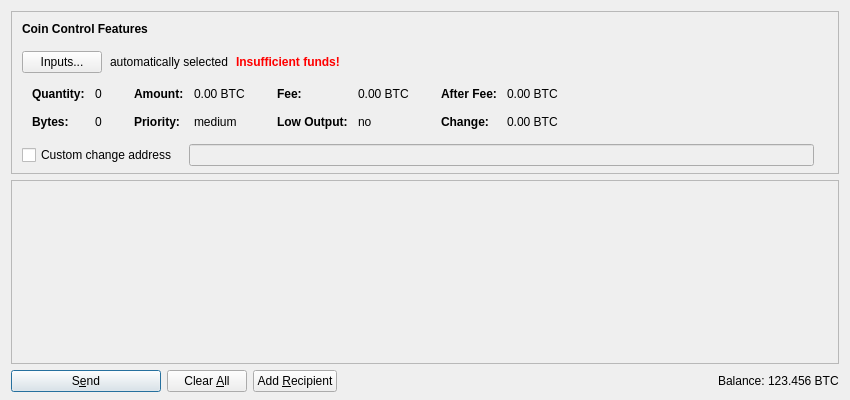
The window that src/qt/forms/sendcoinsdialog.ui (unatv2/UnatV2-test) describes before a commit, drawn with Qt 5.
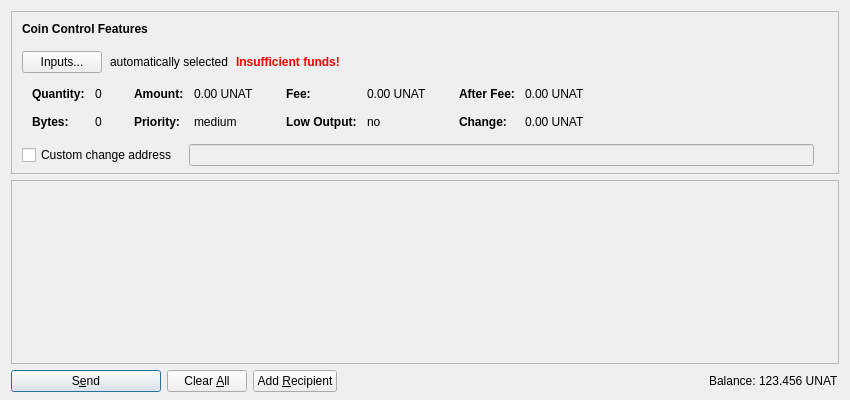
The same window after the commit. Icons and pictures are not drawn. Custom widgets are drawn as their Qt base class.

The edit to the form file:
```diff
--- a/src/qt/forms/sendcoinsdialog.ui
+++ b/src/qt/forms/sendcoinsdialog.ui
@@ -321,7 +321,7 @@
                   <enum>Qt::ActionsContextMenu</enum>
                  </property>
                  <property name="text">
-                  <string notr="true">0.00 BTC</string>
+                  <string notr="true">0.00 UNAT</string>
                  </property>
                  <property name="textInteractionFlags">
                   <set>Qt::LinksAccessibleByMouse|Qt::TextSelectableByKeyboard|Qt::TextSelectableByMouse</set>
@@ -401,7 +401,7 @@
                   <enum>Qt::ActionsContextMenu</enum>
                  </property>
                  <property name="text">
-                  <string notr="true">0.00 BTC</string>
+                  <string notr="true">0.00 UNAT</string>
                  </property>
                  <property name="textInteractionFlags">
                   <set>Qt::LinksAccessibleByMouse|Qt::TextSelectableByKeyboard|Qt::TextSelectableByMouse</set>
@@ -481,7 +481,7 @@
                   <enum>Qt::ActionsContextMenu</enum>
                  </property>
                  <property name="text">
-                  <string notr="true">0.00 BTC</string>
+                  <string notr="true">0.00 UNAT</string>
                  </property>
                  <property name="textInteractionFlags">
                   <set>Qt::LinksAccessibleByMouse|Qt::TextSelectableByKeyboard|Qt::TextSelectableByMouse</set>
@@ -510,7 +510,7 @@
                   <enum>Qt::ActionsContextMenu</enum>
                  </property>
                  <property name="text">
-                  <string notr="true">0.00 BTC</string>
+                  <string notr="true">0.00 UNAT</string>
                  </property>
                  <property name="textInteractionFlags">
                   <set>Qt::LinksAccessibleByMouse|Qt::TextSelectableByKeyboard|Qt::TextSelectableByMouse</set>
@@ -765,7 +765,7 @@
           <cursorShape>IBeamCursor</cursorShape>
          </property>
          <property name="text">
-          <string notr="true">123.456 BTC</string>
+          <string notr="true">123.456 UNAT</string>
          </property>
          <property name="textInteractionFlags">
           <set>Qt::LinksAccessibleByMouse|Qt::TextSelectableByKeyboard|Qt::TextSelectableByMouse</set>
```
